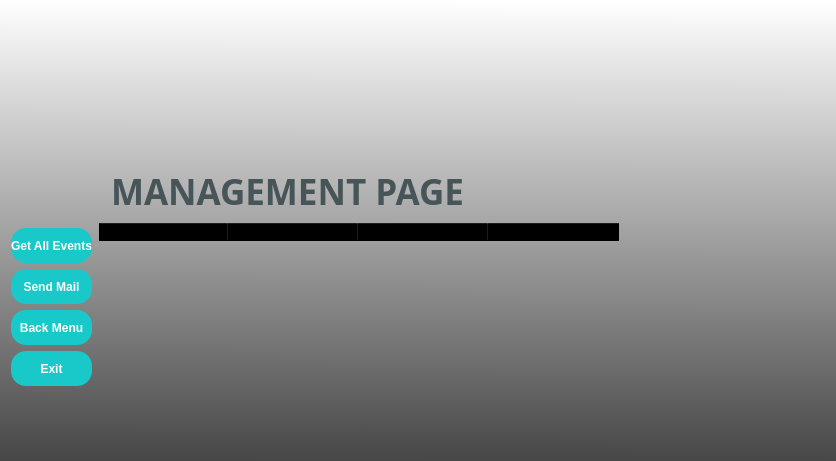
First picture: the form in VIT_Module/6-Python_Arayuz/UI_Files/management_ui.ui, repository buyukakcali/Python-Module-Week7_CRM-Project, before the edit.
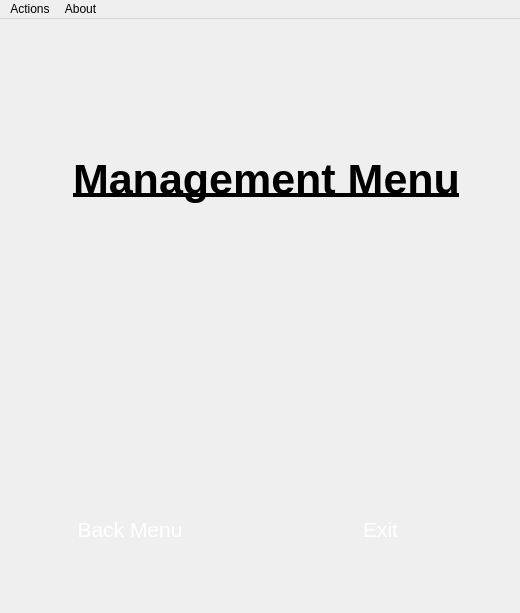
Second picture: the form after the edit. Icons and pictures are not drawn.

```diff
--- a/VIT_Module/6-Python_Arayuz/UI_Files/management_ui.ui
+++ b/VIT_Module/6-Python_Arayuz/UI_Files/management_ui.ui
@@ -1,32 +1,19 @@
 <?xml version="1.0" encoding="UTF-8"?>
 <ui version="4.0">
  <class>FormManagement</class>
- <widget class="QWidget" name="FormManagement">
+ <widget class="QMainWindow" name="FormManagement">
   <property name="geometry">
    <rect>
     <x>0</x>
     <y>0</y>
-    <width>836</width>
-    <height>461</height>
+    <width>520</width>
+    <height>613</height>
    </rect>
   </property>
-  <property name="sizePolicy">
-   <sizepolicy hsizetype="Preferred" vsizetype="Preferred">
-    <horstretch>0</horstretch>
-    <verstretch>0</verstretch>
-   </sizepolicy>
-  </property>
-  <property name="minimumSize">
-   <size>
-    <width>0</width>
-    <height>0</height>
-   </size>
-  </property>
-  <property name="maximumSize">
-   <size>
-    <width>65000</width>
-    <height>65000</height>
-   </size>
+  <property name="font">
+   <font>
+    <bold>false</bold>
+   </font>
   </property>
   <property name="windowTitle">
    <string>MANAGEMENT PAGE</string>
@@ -36,308 +23,455 @@
     <normaloff>pictures/werhere_icon.png</normaloff>pictures/werhere_icon.png</iconset>
   </property>
   <property name="styleSheet">
-   <string notr="true">background-color: qlineargradient(spread:pad, x1:0.489, y1:1, x2:0.494, y2:0, stop:0 rgba(71, 71, 71, 255), stop:1 rgba(255, 255, 255, 255));</string>
+   <string notr="true">background-color: qlineargradient(spread:pad, x1:0.489, y1:1, x2:0.494, y2:0, stop:0 rgba(71, 71, 71, 255), stop:1 rgba(255, 255, 255, 255));
+
+QToolTip { background-color: yellow; color: black; border: 1px solid black;}</string>
   </property>
-  <layout class="QGridLayout" name="gridLayout">
-   <item row="1" column="3" alignment="Qt::AlignTop">
-    <widget class="QLabel" name="labelManagement">
-     <property name="maximumSize">
-      <size>
-       <width>16777215</width>
-       <height>60</height>
-      </size>
-     </property>
-     <property name="font">
-      <font>
-       <family>Arial Black</family>
-       <pointsize>26</pointsize>
-       <weight>75</weight>
-       <bold>true</bold>
-      </font>
-     </property>
-     <property name="styleSheet">
-      <string notr="true">background-color: rgba(0, 0, 0,0%);
-color: rgb(71, 84, 88);</string>
-     </property>
-     <property name="text">
-      <string>MANAGEMENT PAGE</string>
-     </property>
-    </widget>
-   </item>
-   <item row="0" column="1" colspan="2">
-    <widget class="QLabel" name="labelLogo">
-     <property name="minimumSize">
-      <size>
-       <width>0</width>
-       <height>150</height>
-      </size>
-     </property>
-     <property name="maximumSize">
-      <size>
-       <width>16777215</width>
-       <height>150</height>
-      </size>
-     </property>
-     <property name="styleSheet">
-      <string notr="true">background-color: rgba(0, 0, 0,0%);</string>
-     </property>
-     <property name="text">
-      <string/>
-     </property>
-     <property name="pixmap">
-      <pixmap>pictures/logo1.ico</pixmap>
-     </property>
-    </widget>
-   </item>
-   <item row="4" column="0">
-    <widget class="QPushButton" name="pushButtonGetAllEvents">
-     <property name="minimumSize">
-      <size>
-       <width>0</width>
-       <height>35</height>
-      </size>
-     </property>
-     <property name="font">
-      <font>
-       <family>Arial</family>
-       <weight>75</weight>
-       <bold>true</bold>
-      </font>
-     </property>
-     <property name="styleSheet">
-      <string notr="true">QPushButton{
-	border-radius : 15px;
-	background-color : rgb(25, 200, 200);
+  <widget class="QWidget" name="centralwidget">
+   <widget class="QPushButton" name="pushButtonAddNewUser">
+    <property name="geometry">
+     <rect>
+      <x>100</x>
+      <y>210</y>
+      <width>120</width>
+      <height>120</height>
+     </rect>
+    </property>
+    <property name="minimumSize">
+     <size>
+      <width>0</width>
+      <height>0</height>
+     </size>
+    </property>
+    <property name="maximumSize">
+     <size>
+      <width>120</width>
+      <height>120</height>
+     </size>
+    </property>
+    <property name="styleSheet">
+     <string notr="true">QPushButton {
+	border-radius : 60px;
 	color: rgb(255, 255, 255);
 }
+
 QPushButton:hover{
 	background-color: rgb(20, 135, 135);
- border: 2px solid rgb(162, 0, 0);
+    border: 2px solid rgb(255, 80, 0);
+}
+
+QPushButton:focus {
+  border: 2px solid rgb(162, 0, 0);
 }</string>
-     </property>
-     <property name="text">
-      <string>Get All Events</string>
-     </property>
-    </widget>
-   </item>
-   <item row="5" column="0">
-    <widget class="QPushButton" name="pushButtonSendEmail">
-     <property name="minimumSize">
-      <size>
-       <width>0</width>
-       <height>35</height>
-      </size>
-     </property>
-     <property name="font">
-      <font>
-       <family>Arial</family>
-       <weight>75</weight>
-       <bold>true</bold>
-      </font>
-     </property>
-     <property name="styleSheet">
-      <string notr="true">QPushButton{
-	border-radius : 15px;
-	background-color : rgb(25, 200, 200);
+    </property>
+    <property name="text">
+     <string/>
+    </property>
+    <property name="icon">
+     <iconset>
+      <normaloff>pictures/icon_add_new_user.png</normaloff>pictures/icon_add_new_user.png</iconset>
+    </property>
+    <property name="iconSize">
+     <size>
+      <width>160</width>
+      <height>149</height>
+     </size>
+    </property>
+   </widget>
+   <widget class="QPushButton" name="pushButtonBackMenu">
+    <property name="geometry">
+     <rect>
+      <x>70</x>
+      <y>480</y>
+      <width>120</width>
+      <height>61</height>
+     </rect>
+    </property>
+    <property name="maximumSize">
+     <size>
+      <width>141</width>
+      <height>61</height>
+     </size>
+    </property>
+    <property name="font">
+     <font>
+      <pointsize>16</pointsize>
+     </font>
+    </property>
+    <property name="styleSheet">
+     <string notr="true">QPushButton{
+	border-radius : 10px;
 	color: rgb(255, 255, 255);
 }
+
 QPushButton:hover{
 	background-color: rgb(20, 135, 135);
- border: 2px solid rgb(162, 0, 0);
-}</string>
-     </property>
-     <property name="text">
-      <string>Send Mail</string>
-     </property>
-    </widget>
-   </item>
-   <item row="6" column="0">
-    <widget class="QPushButton" name="pushButtonBackMenu">
-     <property name="minimumSize">
-      <size>
-       <width>0</width>
-       <height>35</height>
-      </size>
-     </property>
-     <property name="font">
-      <font>
-       <family>Arial</family>
-       <weight>75</weight>
-       <bold>true</bold>
-      </font>
-     </property>
-     <property name="styleSheet">
-      <string notr="true">QPushButton{
-	border-radius : 15px;
-	background-color : rgb(25, 200, 200);
+    border: 2px solid rgb(255, 80, 0);
+}
+</string>
+    </property>
+    <property name="text">
+     <string>Back Menu</string>
+    </property>
+    <property name="iconSize">
+     <size>
+      <width>120</width>
+      <height>110</height>
+     </size>
+    </property>
+   </widget>
+   <widget class="QPushButton" name="pushButtonUpdateDriveFolder">
+    <property name="geometry">
+     <rect>
+      <x>280</x>
+      <y>210</y>
+      <width>120</width>
+      <height>120</height>
+     </rect>
+    </property>
+    <property name="maximumSize">
+     <size>
+      <width>120</width>
+      <height>120</height>
+     </size>
+    </property>
+    <property name="styleSheet">
+     <string notr="true">QPushButton{
+	border-radius : 60px;
 	color: rgb(255, 255, 255);
 }
+
 QPushButton:hover{
 	background-color: rgb(20, 135, 135);
- border: 2px solid rgb(162, 0, 0);
+    border: 2px solid rgb(255, 80, 0);
+}
+
+QPushButton:focus  {
+  border: 2px solid rgb(162, 0, 0);
 }</string>
-     </property>
-     <property name="text">
-      <string>Back Menu</string>
-     </property>
-    </widget>
-   </item>
-   <item row="0" column="3">
-    <widget class="QLabel" name="label">
-     <property name="sizePolicy">
-      <sizepolicy hsizetype="Fixed" vsizetype="Fixed">
-       <horstretch>0</horstretch>
-       <verstretch>0</verstretch>
-      </sizepolicy>
-     </property>
-     <property name="minimumSize">
-      <size>
-       <width>0</width>
-       <height>150</height>
-      </size>
-     </property>
-     <property name="maximumSize">
-      <size>
-       <width>16777215</width>
-       <height>150</height>
-      </size>
-     </property>
-     <property name="styleSheet">
-      <string notr="true">background-color: rgba(0, 0, 0,0%);</string>
-     </property>
-     <property name="text">
-      <string/>
-     </property>
-     <property name="pixmap">
-      <pixmap resource="pictures/a.qrc">:/logo2.png</pixmap>
-     </property>
-    </widget>
-   </item>
-   <item row="7" column="0">
-    <widget class="QPushButton" name="pushButtonExit">
-     <property name="minimumSize">
-      <size>
-       <width>0</width>
-       <height>35</height>
-      </size>
-     </property>
-     <property name="font">
-      <font>
-       <family>Arial</family>
-       <weight>75</weight>
-       <bold>true</bold>
-      </font>
-     </property>
-     <property name="styleSheet">
-      <string notr="true">QPushButton{
-	border-radius : 15px;
-	background-color : rgb(25, 200, 200);
+    </property>
+    <property name="text">
+     <string/>
+    </property>
+    <property name="icon">
+     <iconset>
+      <normaloff>pictures/icon_update_drive_folder.png</normaloff>pictures/icon_update_drive_folder.png</iconset>
+    </property>
+    <property name="iconSize">
+     <size>
+      <width>110</width>
+      <height>100</height>
+     </size>
+    </property>
+   </widget>
+   <widget class="QPushButton" name="pushButtonUpdateDeadline">
+    <property name="geometry">
+     <rect>
+      <x>280</x>
+      <y>340</y>
+      <width>120</width>
+      <height>120</height>
+     </rect>
+    </property>
+    <property name="font">
+     <font>
+      <pointsize>16</pointsize>
+     </font>
+    </property>
+    <property name="styleSheet">
+     <string notr="true">QPushButton{
+	border-radius : 60px;
 	color: rgb(255, 255, 255);
 }
+
 QPushButton:hover{
 	background-color: rgb(20, 135, 135);
- border: 2px solid rgb(162, 0, 0);
+    border: 2px solid rgb(255, 80, 0);
+}
+
+QPushButton:focus  {
+  border: 2px solid rgb(162, 0, 0);
+}
+</string>
+    </property>
+    <property name="text">
+     <string/>
+    </property>
+    <property name="icon">
+     <iconset>
+      <normaloff>pictures/icon_update_deadline.png</normaloff>pictures/icon_update_deadline.png</iconset>
+    </property>
+    <property name="iconSize">
+     <size>
+      <width>120</width>
+      <height>110</height>
+     </size>
+    </property>
+   </widget>
+   <widget class="QPushButton" name="pushButtonExit">
+    <property name="geometry">
+     <rect>
+      <x>310</x>
+      <y>480</y>
+      <width>141</width>
+      <height>61</height>
+     </rect>
+    </property>
+    <property name="font">
+     <font>
+      <pointsize>16</pointsize>
+     </font>
+    </property>
+    <property name="styleSheet">
+     <string notr="true">QPushButton{
+	border-radius : 10px;
+	color: rgb(255, 255, 255);
+}
+
+QPushButton:hover{
+	background-color: rgb(20, 135, 135);
+    border: 2px solid rgb(255, 80, 0);
+}
+</string>
+    </property>
+    <property name="text">
+     <string>Exit</string>
+    </property>
+   </widget>
+   <widget class="QLabel" name="labelLogo">
+    <property name="geometry">
+     <rect>
+      <x>18</x>
+      <y>25</y>
+      <width>90</width>
+      <height>90</height>
+     </rect>
+    </property>
+    <property name="minimumSize">
+     <size>
+      <width>0</width>
+      <height>0</height>
+     </size>
+    </property>
+    <property name="maximumSize">
+     <size>
+      <width>90</width>
+      <height>90</height>
+     </size>
+    </property>
+    <property name="styleSheet">
+     <string notr="true">background-color: rgba(0, 0, 0,0%);</string>
+    </property>
+    <property name="text">
+     <string/>
+    </property>
+    <property name="pixmap">
+     <pixmap>pictures/logo1.ico</pixmap>
+    </property>
+    <property name="scaledContents">
+     <bool>true</bool>
+    </property>
+   </widget>
+   <widget class="QLabel" name="labelWerhere">
+    <property name="geometry">
+     <rect>
+      <x>121</x>
+      <y>25</y>
+      <width>380</width>
+      <height>80</height>
+     </rect>
+    </property>
+    <property name="sizePolicy">
+     <sizepolicy hsizetype="Fixed" vsizetype="Fixed">
+      <horstretch>0</horstretch>
+      <verstretch>0</verstretch>
+     </sizepolicy>
+    </property>
+    <property name="minimumSize">
+     <size>
+      <width>0</width>
+      <height>80</height>
+     </size>
+    </property>
+    <property name="maximumSize">
+     <size>
+      <width>380</width>
+      <height>80</height>
+     </size>
+    </property>
+    <property name="styleSheet">
+     <string notr="true">background-color: rgba(0, 0, 0,0%);</string>
+    </property>
+    <property name="text">
+     <string/>
+    </property>
+    <property name="pixmap">
+     <pixmap>pictures/logo2.png</pixmap>
+    </property>
+    <property name="scaledContents">
+     <bool>true</bool>
+    </property>
+   </widget>
+   <widget class="QLabel" name="labelManagementMenu">
+    <property name="geometry">
+     <rect>
+      <x>11</x>
+      <y>131</y>
+      <width>511</width>
+      <height>58</height>
+     </rect>
+    </property>
+    <property name="font">
+     <font>
+      <pointsize>32</pointsize>
+      <bold>true</bold>
+      <underline>true</underline>
+     </font>
+    </property>
+    <property name="styleSheet">
+     <string notr="true">background-color: rgb(0, 0, 0, 0);
+QLabel {
+	background-color: rgb(0, 0, 0, 0);
+}
+</string>
+    </property>
+    <property name="text">
+     <string>Management Menu</string>
+    </property>
+    <property name="scaledContents">
+     <bool>true</bool>
+    </property>
+    <property name="alignment">
+     <set>Qt::AlignCenter</set>
+    </property>
+   </widget>
+   <widget class="QPushButton" name="pushButtonResetUserPassword">
+    <property name="geometry">
+     <rect>
+      <x>100</x>
+      <y>340</y>
+      <width>120</width>
+      <height>120</height>
+     </rect>
+    </property>
+    <property name="minimumSize">
+     <size>
+      <width>0</width>
+      <height>0</height>
+     </size>
+    </property>
+    <property name="maximumSize">
+     <size>
+      <width>120</width>
+      <height>120</height>
+     </size>
+    </property>
+    <property name="styleSheet">
+     <string notr="true">QPushButton {
+	border-radius : 60px;
+	color: rgb(255, 255, 255);
+}
+
+QPushButton:hover{
+	background-color: rgb(20, 135, 135);
+    border: 2px solid rgb(255, 80, 0);
+}
+
+QPushButton:focus {
+  border: 2px solid rgb(162, 0, 0);
 }</string>
-     </property>
-     <property name="text">
-      <string>Exit</string>
-     </property>
-    </widget>
-   </item>
-   <item row="0" column="0" rowspan="2" alignment="Qt::AlignTop">
-    <widget class="QLabel" name="labelPicture">
-     <property name="minimumSize">
-      <size>
-       <width>0</width>
-       <height>150</height>
-      </size>
-     </property>
-     <property name="maximumSize">
-      <size>
-       <width>150</width>
-       <height>150</height>
-      </size>
-     </property>
-     <property name="styleSheet">
-      <string notr="true">background-color: rgba(0, 0, 0,0%);</string>
-     </property>
-     <property name="text">
-      <string/>
-     </property>
-     <property name="pixmap">
-      <pixmap>pictures/main_admin.png</pixmap>
-     </property>
-     <property name="scaledContents">
-      <bool>true</bool>
-     </property>
-    </widget>
-   </item>
-   <item row="0" column="4">
-    <spacer name="horizontalSpacer">
-     <property name="orientation">
-      <enum>Qt::Horizontal</enum>
-     </property>
-     <property name="sizeHint" stdset="0">
-      <size>
-       <width>40</width>
-       <height>20</height>
-      </size>
-     </property>
-    </spacer>
-   </item>
-   <item row="8" column="0">
-    <spacer name="verticalSpacer">
-     <property name="orientation">
-      <enum>Qt::Vertical</enum>
-     </property>
-     <property name="sizeHint" stdset="0">
-      <size>
-       <width>20</width>
-       <height>40</height>
-      </size>
-     </property>
-    </spacer>
-   </item>
-   <item row="3" column="1" rowspan="6" colspan="4">
-    <widget class="QTableWidget" name="tableWidget">
-     <property name="sizePolicy">
-      <sizepolicy hsizetype="Preferred" vsizetype="Preferred">
-       <horstretch>0</horstretch>
-       <verstretch>0</verstretch>
-      </sizepolicy>
-     </property>
-     <property name="styleSheet">
-      <string notr="true">background-color: rgba(0, 0, 0,0%);</string>
-     </property>
-     <attribute name="horizontalHeaderDefaultSectionSize">
-      <number>130</number>
-     </attribute>
-     <column>
-      <property name="text">
-       <string>Event Name</string>
-      </property>
-     </column>
-     <column>
-      <property name="text">
-       <string>Start Time</string>
-      </property>
-     </column>
-     <column>
-      <property name="text">
-       <string>Participant Mail</string>
-      </property>
-      <property name="textAlignment">
-       <set>AlignHCenter|AlignTop</set>
-      </property>
-     </column>
-     <column>
-      <property name="text">
-       <string>Organizer Mail</string>
-      </property>
-     </column>
-    </widget>
-   </item>
-  </layout>
+    </property>
+    <property name="text">
+     <string/>
+    </property>
+    <property name="icon">
+     <iconset>
+      <normaloff>pictures/icon_change_user_password.png</normaloff>pictures/icon_change_user_password.png</iconset>
+    </property>
+    <property name="iconSize">
+     <size>
+      <width>160</width>
+      <height>149</height>
+     </size>
+    </property>
+   </widget>
+  </widget>
+  <widget class="QMenuBar" name="menubar">
+   <property name="geometry">
+    <rect>
+     <x>0</x>
+     <y>0</y>
+     <width>520</width>
+     <height>22</height>
+    </rect>
+   </property>
+   <widget class="QMenu" name="menuActions">
+    <property name="title">
+     <string>Actions</string>
+    </property>
+    <addaction name="actionAdd_New_User"/>
+    <addaction name="separator"/>
+    <addaction name="actionReset_Users_Passwords"/>
+    <addaction name="separator"/>
+    <addaction name="actionUpdate_Google_Drive_Folder"/>
+    <addaction name="separator"/>
+    <addaction name="actionUpdate_Project_Deadline"/>
+    <addaction name="separator"/>
+    <addaction name="actionLogs"/>
+    <addaction name="separator"/>
+    <addaction name="actionBack_Menu"/>
+    <addaction name="separator"/>
+    <addaction name="actionExit"/>
+   </widget>
+   <widget class="QMenu" name="menuAbout">
+    <property name="title">
+     <string>About</string>
+    </property>
+    <addaction name="actionAbout_Coder"/>
+   </widget>
+   <addaction name="menuActions"/>
+   <addaction name="menuAbout"/>
+  </widget>
+  <action name="actionAdd_New_User">
+   <property name="text">
+    <string>Add New User</string>
+   </property>
+  </action>
+  <action name="actionUpdate_Google_Drive_Folder">
+   <property name="text">
+    <string>Update Google Drive Folder</string>
+   </property>
+  </action>
+  <action name="actionUpdate_Project_Deadline">
+   <property name="text">
+    <string>Update Project Deadline</string>
+   </property>
+  </action>
+  <action name="actionBack_Menu">
+   <property name="text">
+    <string>Back Menu</string>
+   </property>
+  </action>
+  <action name="actionExit">
+   <property name="text">
+    <string>Exit</string>
+   </property>
+  </action>
+  <action name="actionReset_Users_Passwords">
+   <property name="text">
+    <string>Change Users Passwords</string>
+   </property>
+  </action>
+  <action name="actionLogs">
+   <property name="text">
+    <string>Logs</string>
+   </property>
+  </action>
+  <action name="actionAbout_Coder">
+   <property name="text">
+    <string>About Coder</string>
+   </property>
+  </action>
  </widget>
  <tabstops>
   <tabstop>pushButtonGetAllEvents</tabstop>
```
Left out of the diff: 15 changed lines with no effect on the pictures.
